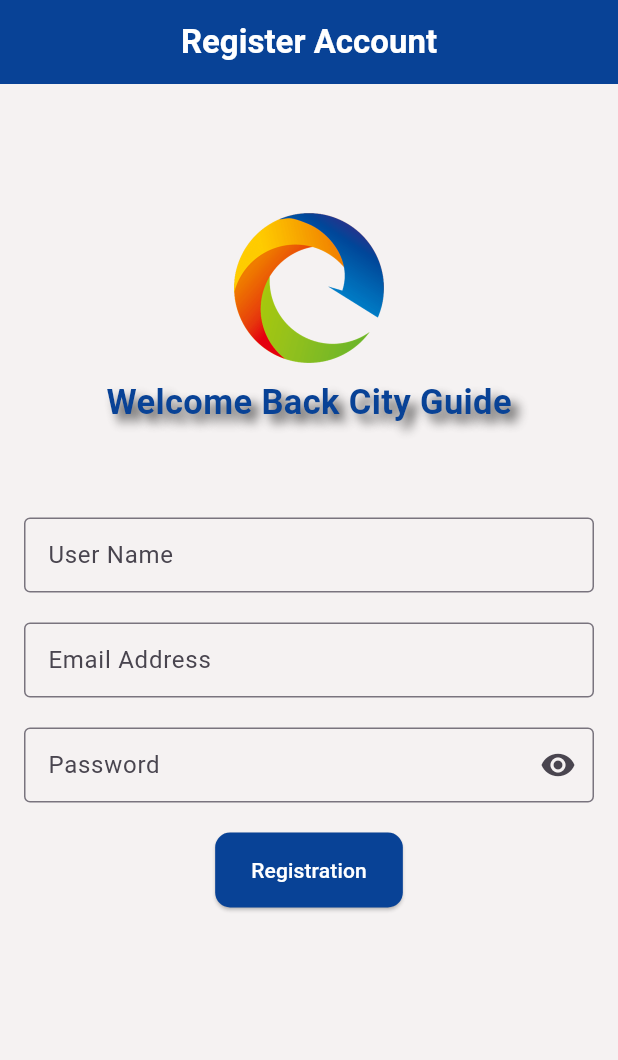
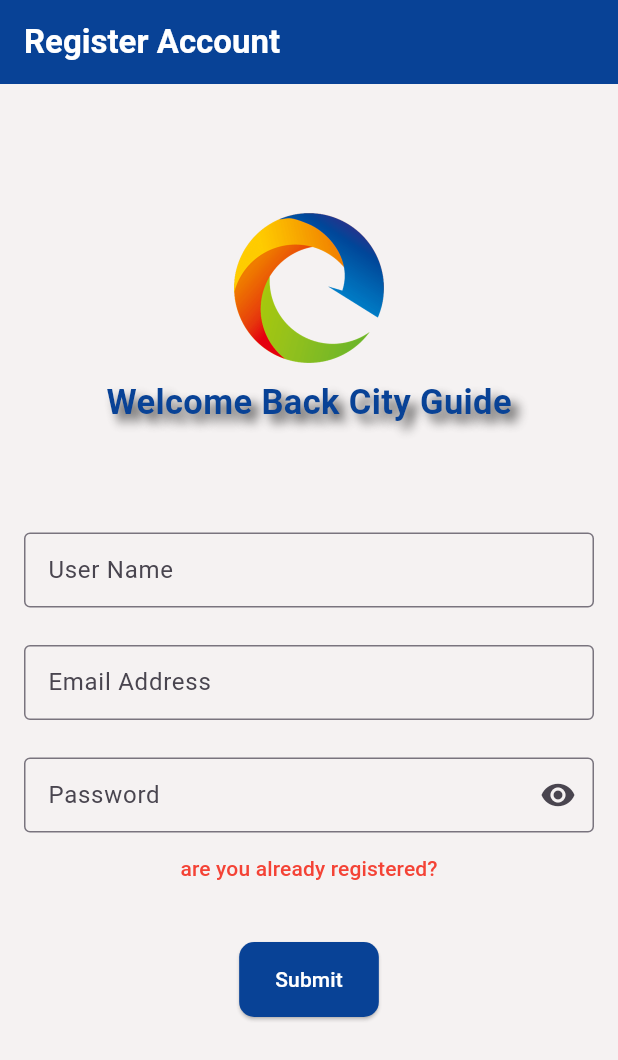
Before and after one commit to skhussain123/SemiProject4, a Flutter app: the screen it shows after launch, after a tap on "Skip", on a phone screen of 412 x 824 dp. Shown: the top 1060 px of the screen. Run offline on Flutter 3.47's test engine with Material 3 defaults, Android fonts, the phone set to English and light mode, and no system bars; our stand-ins replace firebase_core, smooth_page_indicator; accounts and stored records are empty; Roboto replaces fonts that are missing (Poppins, Tauri).

Commit message:
updated Code

```diff
--- a/lib/Onboarding/onboardView.dart
+++ b/lib/Onboarding/onboardView.dart
@@ -4,7 +4,7 @@ import 'package:tourism_app/Onboarding/onboarding_items.dart';
 import 'package:tourism_app/constants/color.dart';
 import 'package:tourism_app/pages/Auth/login.dart';
 import 'package:tourism_app/pages/Auth/register.dart';
-import 'package:tourism_app/pages/welcome.dart';
+import 'package:tourism_app/pages/home.dart';
 import 'package:tourism_app/utils/app_utils.dart';
 
 class Onboardingview extends StatefulWidget {
--- a/lib/constants/Fonts.dart
+++ b/lib/constants/Fonts.dart
@@ -1,6 +1,6 @@
 import 'package:flutter/material.dart';
 
 class AppFonts {
-  static String primaryFont = 'Tauri';
+  static String primaryFont = 'Poppins';
   static String secondaryFont = 'Kanit';
 }
--- a/lib/main.dart
+++ b/lib/main.dart
@@ -2,8 +2,7 @@
 import 'package:tourism_app/Onboarding/onboardView.dart';
 import 'package:tourism_app/pages/Auth/login.dart';
 import 'package:tourism_app/pages/Auth/register.dart';
-import 'package:tourism_app/pages/Splash.dart';
-import 'package:tourism_app/pages/welcome.dart';
+import 'package:tourism_app/pages/home.dart';
 
 void main() {
   runApp(const MainFile());
@@ -23,7 +22,7 @@
       routes: {
         "/": (context) => Onboardingview(),
         //  "/": (context) => RegisterPage(),
-        '/welcome': (context) => WelcomePAge(),
+        '/welcome': (context) => HomePage(),
       },
     );
   }
--- a/lib/pages/Auth/register.dart
+++ b/lib/pages/Auth/register.dart
@@ -1,6 +1,8 @@
 import 'package:flutter/material.dart';
 import 'package:tourism_app/constants/Fonts.dart';
 import 'package:tourism_app/constants/color.dart';
+import 'package:tourism_app/pages/Auth/login.dart';
+import 'package:tourism_app/utils/app_utils.dart';
 
 class RegisterPage extends StatelessWidget {
   const RegisterPage({Key? key}) : super(key: key);
@@ -8,17 +10,17 @@ class RegisterPage extends StatelessWidget {
   @override
   Widget build(BuildContext context) {
     return Scaffold(
+
+
       appBar: AppBar(
 
         backgroundColor:AppColor.PrimaryColor,
-        title: Center(
-          child: Text(
-            'Register Account',
-            style: TextStyle(
-              fontFamily: AppFonts.primaryFont,
-              color: Colors.white,
-              fontWeight: FontWeight.bold,
-            ),
+        title: Text(
+          'Register Account',
+          style: TextStyle(
+            fontFamily: AppFonts.primaryFont,
+            color: Colors.white,
+            fontWeight: FontWeight.bold,
           ),
         ),
       ),
@@ -34,7 +36,7 @@ class RegisterPage extends StatelessWidget {
             SizedBox(height: 70),
 
 
-            //Aoo Center logo
+            //APP Center logo
             Image.asset(
               'assets/images/appLogo.png', // Replace this with your app logo asset path
               width: 100,
@@ -62,7 +64,7 @@ class RegisterPage extends StatelessWidget {
 
 
 
-            SizedBox(height: 60),
+            SizedBox(height: 70),
             SizedBox(
               height: 50,
               child: TextFormField(
@@ -72,7 +74,8 @@ class RegisterPage extends StatelessWidget {
                 ),
               ),
             ),
-            SizedBox(height: 20),
+
+            SizedBox(height: 25),
             SizedBox(
               height: 50,
               child: TextFormField(
@@ -82,7 +85,9 @@ class RegisterPage extends StatelessWidget {
                 ),
               ),
             ),
-            SizedBox(height: 20),
+
+
+            SizedBox(height: 25),
             SizedBox(
               height: 50,
               child: TextFormField(
@@ -94,7 +99,16 @@ class RegisterPage extends StatelessWidget {
                 obscureText: true,
               ),
             ),
-            SizedBox(height: 20),
+
+           TextButton(onPressed: (){
+            gotoPage(LoginPage(), context);
+           },
+
+           child:  Text("are you already registered?",style: TextStyle(color: Colors.red),),),
+
+
+
+            SizedBox(height: 25),
             SizedBox(
               height: 50,
               child: ElevatedButton(
@@ -107,12 +121,17 @@ class RegisterPage extends StatelessWidget {
                     ),
                   ),
                 ),
+
+
                 child: Text(
-                  'Registration',
+                  'Submit',
                   style: TextStyle(color: Colors.white),
                 ),
               ),
             ),
+
+
+
           ],
         ),
       ),
--- /dev/null
+++ b/lib/pages/home.dart
@@ -0,0 +1,20 @@
+import 'package:flutter/material.dart';
+import 'package:tourism_app/constants/color.dart';
+import 'package:tourism_app/constants/images.dart';
+import 'package:tourism_app/pages/Auth/login.dart';
+import 'package:tourism_app/pages/Auth/register.dart';
+import 'package:tourism_app/utils/app_utils.dart';
+
+class HomePage extends StatelessWidget {
+  const HomePage({super.key});
+
+  @override
+  Widget build(BuildContext context) {
+    return MaterialApp(
+      home: Scaffold(
+
+
+      ),
+    );
+  }
+}
```
Also changed, not shown: lib/pages/Auth/login.dart (+119 -1 lines), lib/pages/Splash.dart (deleted, +0 -76 lines), lib/pages/welcome.dart (deleted, +0 -107 lines).
